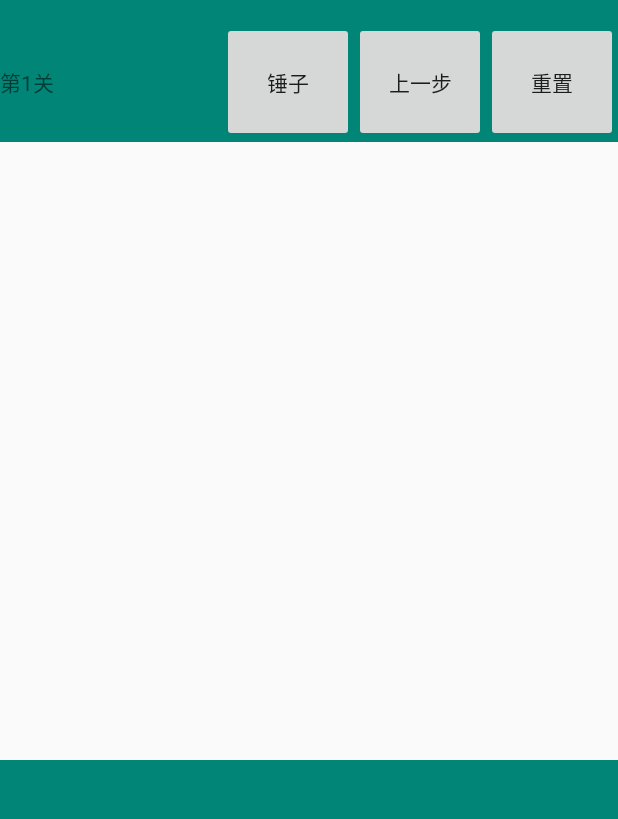
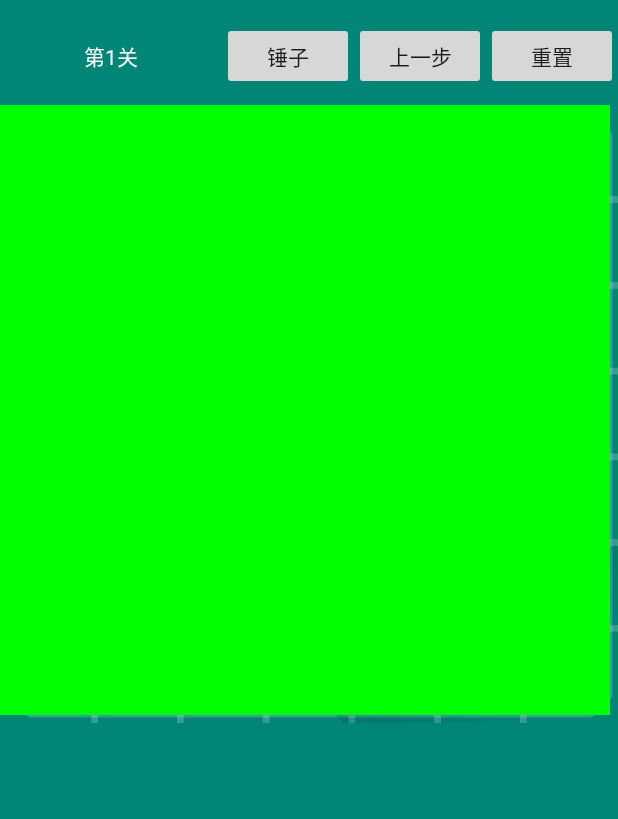
Before and after one commit to kevin4oct/KnockBrick, an Android app: the screen it shows after launch (MainActivity), after a tap on an icon or button, on a phone screen of 412 x 824 dp, the part 62-881 px from its top. Run offline under Robolectric (Android 15) with nearby library versions, the phone set to English and light mode, and no system bars.

Commit message:
完成敲击砖块列移动

```diff
--- a/app/src/main/java/com/geren/kevin/knockbricks/level/adapters/LevelRecyclerViewAdapter.java
+++ b/app/src/main/java/com/geren/kevin/knockbricks/level/adapters/LevelRecyclerViewAdapter.java
@@ -3,11 +3,10 @@ package com.geren.kevin.knockbricks.level.adapters;
 import android.content.Context;
 import android.support.annotation.NonNull;
 import android.support.v7.widget.RecyclerView;
-import android.util.Log;
 import android.view.LayoutInflater;
 import android.view.View;
 import android.view.ViewGroup;
-import android.widget.TextView;
+import android.widget.Button;
 
 import com.geren.kevin.knockbricks.R;
 
@@ -16,8 +15,9 @@ import java.util.List;
 
 public class LevelRecyclerViewAdapter extends RecyclerView.Adapter<LevelRecyclerViewAdapter.LevelRecyclerViewViewHolder> implements View.OnClickListener {
 
-    public static final String TAG = LevelRecyclerViewViewHolder.class.getSimpleName();
-    private List<String> levelList;
+    public static final String TAG = "level适配器";
+
+    private List<Integer> levelList;
     private RecyclerView myRecycler;
     private Context context;
     private LayoutInflater inflater;
@@ -34,15 +34,16 @@ public class LevelRecyclerViewAdapter extends RecyclerView.Adapter<LevelRecycler
     @Override
     public LevelRecyclerViewViewHolder onCreateViewHolder(@NonNull ViewGroup viewGroup, int i) {
         View view = inflater.inflate(R.layout.item_level, viewGroup, false);
-        view.setOnClickListener(this);
+//        view.setOnClickListener(this);
+        view.findViewById(R.id.btn_item_level).setOnClickListener(this);
         return new LevelRecyclerViewViewHolder(view);
     }
 
     @Override
     public void onBindViewHolder(@NonNull LevelRecyclerViewViewHolder levelRecyclerViewViewHolder, int i) {
-        String s = levelList.get(i);
-        TextView tv = levelRecyclerViewViewHolder.tv;
-        tv.setText(s);
+        Integer position = levelList.get(i);
+        Button btn = levelRecyclerViewViewHolder.btn;
+        btn.setText("第" + (position + 1) + "关");
     }
 
     @Override
@@ -50,7 +51,7 @@ public class LevelRecyclerViewAdapter extends RecyclerView.Adapter<LevelRecycler
         return levelList.size();
     }
 
-    public void refresh(List<String> list) {
+    public void refresh(List<Integer> list) {
         if (list != null && list.size() > 0) {
             this.levelList.clear();
             this.levelList.addAll(list);
@@ -64,7 +65,8 @@ public class LevelRecyclerViewAdapter extends RecyclerView.Adapter<LevelRecycler
 
     @Override
     public void onClick(View v) {
-        int position = myRecycler.getChildAdapterPosition(v);
+        ViewGroup parent = (ViewGroup) v.getParent();
+        int position = myRecycler.getChildAdapterPosition(parent);
         if (listener != null) {
             listener.levelAdapterClicked(position);
         }
@@ -75,11 +77,11 @@ public class LevelRecyclerViewAdapter extends RecyclerView.Adapter<LevelRecycler
     }
 
     public class LevelRecyclerViewViewHolder extends RecyclerView.ViewHolder {
-        TextView tv;
+        Button btn;
 
         public LevelRecyclerViewViewHolder(@NonNull View itemView) {
             super(itemView);
-            tv = itemView.findViewById(R.id.tv_item_level);
+            btn = itemView.findViewById(R.id.btn_item_level);
         }
 
     }
--- a/app/src/main/java/com/geren/kevin/knockbricks/level/view/LevelActivity.java
+++ b/app/src/main/java/com/geren/kevin/knockbricks/level/view/LevelActivity.java
@@ -6,9 +6,9 @@ import android.support.v7.app.AppCompatActivity;
 import android.support.v7.widget.LinearLayoutManager;
 import android.support.v7.widget.RecyclerView;
 
-import com.geren.kevin.knockbricks.main.view.MainActivity;
 import com.geren.kevin.knockbricks.R;
 import com.geren.kevin.knockbricks.level.adapters.LevelRecyclerViewAdapter;
+import com.geren.kevin.knockbricks.main.view.MainActivity;
 
 import java.util.ArrayList;
 import java.util.List;
@@ -19,7 +19,7 @@ public class LevelActivity extends AppCompatActivity
     public static final String TAG = LevelActivity.class.getSimpleName();
     private RecyclerView myRecycler;
     private LevelRecyclerViewAdapter adapter;
-    List<String> list;
+    List<Integer> list;
 
     @Override
     protected void onCreate(Bundle savedInstanceState) {
@@ -39,15 +39,15 @@ public class LevelActivity extends AppCompatActivity
         adapter = new LevelRecyclerViewAdapter(this, myRecycler);
         myRecycler.setAdapter(adapter);
         list = new ArrayList<>();
-        for (int i = 0; i < 30; i++) {
-            list.add("第" + i + "关");
+        for (int i = 0; i < 20; i++) {
+            list.add(i);
         }
         adapter.refresh(list);
     }
 
     @Override
     public void levelAdapterClicked(int position) {
-        Intent myIntent = MainActivity.getMyIntent(this, position);
+        Intent myIntent = MainActivity.getMyIntent(this, position + 1);
         startActivity(myIntent);
     }
 }
--- a/app/src/main/java/com/geren/kevin/knockbricks/main/view/IMainView.java
+++ b/app/src/main/java/com/geren/kevin/knockbricks/main/view/IMainView.java
@@ -2,12 +2,13 @@ package com.geren.kevin.knockbricks.main.view;
 
 import com.geren.kevin.knockbricks.main.bean.Block;
 
+import java.util.List;
+
 public interface IMainView {
-
-    //初始化
-//    void initView(Block[][] data);
 
     //重置
     void setData(Block[][] data);
 
+    void setClickHint(List<Block> list);
+
 }
--- a/app/src/main/java/com/geren/kevin/knockbricks/main/view/MainActivity.java
+++ b/app/src/main/java/com/geren/kevin/knockbricks/main/view/MainActivity.java
@@ -4,7 +4,6 @@ import android.content.Context;
 import android.content.Intent;
 import android.os.Bundle;
 import android.support.v7.app.AppCompatActivity;
-import android.util.Log;
 import android.view.View;
 import android.widget.Button;
 import android.widget.TextView;
@@ -15,7 +14,10 @@ import com.geren.kevin.knockbricks.main.bean.Block;
 import com.geren.kevin.knockbricks.main.presenter.MainPresenter;
 import com.geren.kevin.knockbricks.views.Chessboard;
 
-public class MainActivity extends AppCompatActivity implements IMainView, View.OnClickListener, Chessboard.ChessBoardClickListener {
+import java.util.List;
+
+public class MainActivity extends AppCompatActivity
+        implements IMainView, View.OnClickListener, Chessboard.ChessBoardClickListener {
 
     public static final String TAG = "MainActivity";
     private MainPresenter presenter;
@@ -29,6 +31,8 @@ public class MainActivity extends AppCompatActivity implements IMainView, View.O
     private int dataNumber = 1;//数据类型数量
     private Button btn_hummer;
     private Button btn_last;
+    private TextView tv_hint;
+    private TextView tv_clicked;
 
     //提供Intent
     public static Intent getMyIntent(Context context, int level) {
@@ -42,35 +46,27 @@ public class MainActivity extends AppCompatActivity implements IMainView, View.O
     protected void onCreate(Bundle savedInstanceState) {
         super.onCreate(savedInstanceState);
         setContentView(R.layout.activity_main);
-        initData();
-    }
 
-    @Override
-    protected void onResume() {
-        super.onResume();
+        Intent intent = getIntent();
+        level = intent.getIntExtra("level", 0);
+
         initView();
         initListener();
     }
 
-    //初始化
-    private void initData() {
-        Intent intent = getIntent();
-        level = intent.getIntExtra("level", 0);
-        dataSize = 10;
-        dataNumber = 5;
-        presenter = new MainPresenter(this);
-        presenter.initData(dataSize, dataNumber);
-    }
-
+    //初始化view
     private void initView() {
         chessboard = findViewById(R.id.chessbord);
         tv = findViewById(R.id.tv_main);
+        tv_hint = findViewById(R.id.tv_main_hint);
+        tv_clicked = (TextView) findViewById(R.id.tv_main_clickhint);
         btn_hummer = findViewById(R.id.btn_main_hammer);
         btn_last = findViewById(R.id.btn_main_last);
         btn_reset = findViewById(R.id.btn_main_reset);
         tv.setText("第" + level + "关");
     }
 
+    //设置监听
     private void initListener() {
         btn_reset.setOnClickListener(this);
         btn_last.setOnClickListener(this);
@@ -78,34 +74,62 @@ public class MainActivity extends AppCompatActivity implements IMainView, View.O
         chessboard.setOnChessBoardClickListener(this);
     }
 
-    //设置数据
+    @Override
+    protected void onResume() {
+        super.onResume();
+        initData();
+    }
+
+    //初始化数据
+    private void initData() {
+        if (level < 5) {
+            dataSize = 10;//列数
+            dataNumber = level;//砖块种类数
+        } else if (level < 10) {
+            dataSize = 10;
+            dataNumber = level;
+        } else {
+            dataSize = level;
+            dataNumber = 10;
+        }
+        presenter = new MainPresenter(this);
+        presenter.initData(dataSize, dataNumber);
+    }
+
+    //设置显示数据
     @Override
     public void setData(Block[][] data) {
-        if (chessboard == null) {
-            Log.e(TAG, "棋盘是空的");
-        } else {
-            chessboard.setData(dataSize, data);
+        chessboard.setData(dataSize, data);
+    }
+
+    @Override
+    public void setClickHint(List<Block> list) {
+        StringBuilder builder = new StringBuilder();
+        builder.append("需要移动的Block\r\n");
+        for (int i = 0; i < list.size(); i++) {
+            builder.append(list.get(i).toString() + "\r\n");
         }
+        tv_hint.setText(builder.toString());
     }
 
     @Override
     public void onClick(View v) {
         switch (v.getId()) {
-            case R.id.btn_main_reset:
+            case R.id.btn_main_reset://重置
                 presenter.rePlay();
+                break;
+            case R.id.btn_main_last://上一步
+                presenter.lastData();
                 break;
             case R.id.btn_main_hammer:
                 Toast.makeText(this, "锤子", Toast.LENGTH_SHORT).show();
-                break;
-            case R.id.btn_main_last:
-                presenter.lastData();
                 break;
         }
     }
 
     @Override
     public void chessboardClicked(Block block) {
-        Toast.makeText(this, block.toString(), Toast.LENGTH_SHORT).show();
+        tv_clicked.setText("点击的Block\r\n" + block.toString());
         presenter.knock(block);
     }
 }
--- a/app/src/main/java/com/geren/kevin/knockbricks/views/Brick.java
+++ b/app/src/main/java/com/geren/kevin/knockbricks/views/Brick.java
@@ -18,7 +18,8 @@ public class Brick extends View {
 
     private Block block;
 
-    private int[] colors = {Color.BLACK, Color.GREEN, Color.YELLOW, Color.BLUE, Color.RED, Color.MAGENTA};
+    private int[] colors = {0x00FFFFFF, Color.GREEN, Color.YELLOW, Color.BLUE, Color.RED, Color.MAGENTA,
+            0xFF006000, 0xFF000079, 0xFF5B4B00, 0xFFF75000, 0xFF949449};
 
     private Paint mPaint;
 
--- a/app/src/main/java/com/geren/kevin/knockbricks/views/Chessboard.java
+++ b/app/src/main/java/com/geren/kevin/knockbricks/views/Chessboard.java
@@ -9,7 +9,6 @@ import android.view.View;
 import android.view.ViewGroup;
 
 import com.geren.kevin.knockbricks.main.bean.Block;
-import com.geren.kevin.knockbricks.utils.TransformUtils;
 
 /**
  * 棋盘
@@ -71,28 +70,23 @@ public class Chessboard extends ViewGroup implements View.OnClickListener {
         int sizeWidth = MeasureSpec.getSize(widthMeasureSpec);
         int sizeHeight = MeasureSpec.getSize(heightMeasureSpec);
         this.rowWith = sizeWidth > sizeHeight ? sizeHeight : sizeWidth;
-        this.boxWidth = ((Float) ((rowWith - ((float) TransformUtils.px2dip(context, mPaint.getStrokeWidth()))) / rowNumber)).intValue();
+        this.boxWidth = this.rowWith / rowNumber;
     }
 
     @Override
     protected void onLayout(boolean changed, int left, int top, int right, int bottom) {
         int childCount = getChildCount();
         if (childCount > 0) {
-            Log.e(TAG, "childCount= " + childCount);
             for (int i = 0; i < rowNumber; i++) {//行
                 for (int j = 0; j < rowNumber; j++) {//列
                     int index = rowNumber * j + i;
                     Log.i(TAG, "rowNumber=" + rowNumber + ",i=" + i + ",j=" + j + ",我是卡片，我的下标为》》》" + index);
                     Brick brick = (Brick) getChildAt(index);
-//                    brick.setLeft(108 * j);
-//                    brick.setTop(108 * i);
-//                    brick.setRight(108 * (j + 1));
-//                    brick.setBottom(108 * (i + 1));
                     //
-                    brick.setTop(108 * i);
-                    brick.setBottom(108 * (i + 1));
-                    brick.setLeft(108 * j);
-                    brick.setRight(108 * (j + 1));
+                    brick.setTop(boxWidth * i);
+                    brick.setBottom(boxWidth * (i + 1));
+                    brick.setLeft(boxWidth * j);
+                    brick.setRight(boxWidth * (j + 1));
 
                     brick.setOnClickListener(this);
                 }
--- a/app/src/main/res/layout/activity_level.xml
+++ b/app/src/main/res/layout/activity_level.xml
@@ -3,12 +3,8 @@
     xmlns:tools="http://schemas.android.com/tools"
     android:layout_width="match_parent"
     android:layout_height="match_parent"
+    android:background="@color/colorPrimary"
     tools:context=".level.view.LevelActivity">
-
-    <TextView
-        android:layout_width="match_parent"
-        android:layout_height="46dp"
-        android:text="请选择关卡" />
 
     <android.support.v7.widget.RecyclerView
         android:id="@+id/recycler_level"
--- a/app/src/main/res/layout/activity_main.xml
+++ b/app/src/main/res/layout/activity_main.xml
@@ -3,6 +3,7 @@
     xmlns:tools="http://schemas.android.com/tools"
     android:layout_width="match_parent"
     android:layout_height="match_parent"
+    android:background="@color/colorPrimary"
     tools:context=".main.view.MainActivity">
 
     <LinearLayout
@@ -12,17 +13,17 @@
 
         <LinearLayout
             android:layout_width="match_parent"
-            android:layout_height="80dp"
-            android:background="@color/colorPrimary"
+            android:layout_height="45dp"
             android:orientation="horizontal">
 
             <TextView
                 android:id="@+id/tv_main"
                 android:layout_width="0dp"
                 android:layout_height="match_parent"
-                android:layout_weight="1"
-                android:gravity="center_vertical"
-                android:text="Hello World!" />
+                android:layout_weight="2"
+                android:gravity="center"
+                android:text="Hello World!"
+                android:textColor="#FFF" />
 
             <Button
                 android:id="@+id/btn_main_hammer"
@@ -41,16 +42,41 @@
                 android:layout_width="wrap_content"
                 android:layout_height="match_parent"
                 android:text="重置" />
+
         </LinearLayout>
 
         <com.geren.kevin.knockbricks.views.Chessboard
             android:id="@+id/chessbord"
             android:layout_width="match_parent"
-            android:layout_height="match_parent" />
+            android:layout_height="match_parent"
+            android:layout_marginTop="10dp"
+            android:background="@mipmap/ic_launcher_round" />
 
-        <RelativeLayout
+        <LinearLayout
             android:layout_width="match_parent"
             android:layout_height="match_parent"
-            android:background="@color/colorPrimary" />
+            android:orientation="vertical">
+
+            <TextView
+                android:id="@+id/tv_main_clickhint"
+                android:layout_width="match_parent"
+                android:layout_height="0dp"
+                android:layout_weight="1"
+                android:textColor="#FFF" />
+
+            <ScrollView
+                android:layout_width="match_parent"
+                android:layout_height="0dp"
+                android:layout_weight="3">
+
+                <TextView
+                    android:id="@+id/tv_main_hint"
+                    android:layout_width="match_parent"
+                    android:layout_height="match_parent"
+                    android:textColor="#FFF" />
+
+            </ScrollView>
+
+        </LinearLayout>
     </LinearLayout>
 </android.support.constraint.ConstraintLayout>
```
Also changed, not shown: app/src/main/java/com/geren/kevin/knockbricks/main/presenter/MainPresenter.java (+70 -42 lines), app/src/main/res/layout/item_level.xml (+4 -4 lines).
